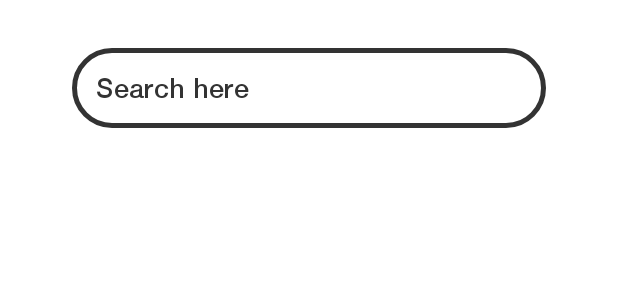
After one commit to 334Dev/Byte, an Android app: the layout activity_user_search.xml on its own in the app's theme, with its tools: preview values and no code run, on a phone screen of 412 x 824 dp. The commit adds this screen. Shown: the top 300 px of the screen. Run offline under Robolectric (Android 15) with nearby library versions, the phone set to English and light mode, and no system bars.

Commit message:
User Search

```diff
--- a/app/src/main/AndroidManifest.xml
+++ b/app/src/main/AndroidManifest.xml
@@ -9,7 +9,8 @@
         android:roundIcon="@drawable/byte_icon"
         android:supportsRtl="true"
         android:theme="@style/AppTheme">
-        <activity android:name=".postSearch"></activity>
+        <activity android:name=".userSearch"></activity>
+        <activity android:name=".postSearch" />
         <activity android:name=".SetPostTitle" />
         <activity android:name=".ViewPost" />
         <activity android:name=".SplashScreen">
--- /dev/null
+++ b/app/src/main/res/layout/activity_user_search.xml
@@ -0,0 +1,40 @@
+<?xml version="1.0" encoding="utf-8"?>
+<androidx.constraintlayout.widget.ConstraintLayout xmlns:android="http://schemas.android.com/apk/res/android"
+    xmlns:app="http://schemas.android.com/apk/res-auto"
+    xmlns:tools="http://schemas.android.com/tools"
+    android:layout_width="match_parent"
+    android:layout_height="match_parent"
+    tools:context=".userSearch">
+
+    <EditText
+        android:id="@+id/UserSearchText"
+        android:layout_width="0dp"
+        android:layout_height="wrap_content"
+        android:layout_marginStart="48dp"
+        android:layout_marginTop="32dp"
+        android:layout_marginEnd="48dp"
+        android:background="@drawable/borderbtn"
+        android:ems="10"
+        android:fontFamily="@font/helveticaneue_med"
+        android:hint="Search here"
+        android:inputType="textPersonName"
+        android:padding="16dp"
+        android:textColor="@color/plainText"
+        android:textColorHint="@color/plainText"
+        android:textSize="18sp"
+        app:layout_constraintEnd_toEndOf="parent"
+        app:layout_constraintStart_toStartOf="parent"
+        app:layout_constraintTop_toTopOf="parent" />
+
+    <androidx.recyclerview.widget.RecyclerView
+        android:id="@+id/UserSearchRecycler"
+        android:layout_width="match_parent"
+        android:layout_height="wrap_content"
+        android:layout_marginStart="8dp"
+        android:layout_marginTop="32dp"
+        android:layout_marginEnd="8dp"
+        app:layout_constraintEnd_toEndOf="parent"
+        app:layout_constraintStart_toStartOf="parent"
+        app:layout_constraintTop_toBottomOf="@+id/UserSearchText" />
+
+</androidx.constraintlayout.widget.ConstraintLayout>
```
Also changed, not shown: app/src/main/java/com/example/myapplication/FeedFragment.java (+13 -14 lines), app/src/main/java/com/example/myapplication/Users.java (deleted, +0 -17 lines), app/src/main/java/com/example/myapplication/userSearch.java (added, +14 -0 lines), app/src/main/java/com/example/myapplication/userSearchAdapter.java (added, +36 -0 lines), app/src/main/java/com/example/myapplication/userSearchModel.java (added, +17 -0 lines), app/src/main/res/layout/fragment_feed.xml (+13 -1 lines).
